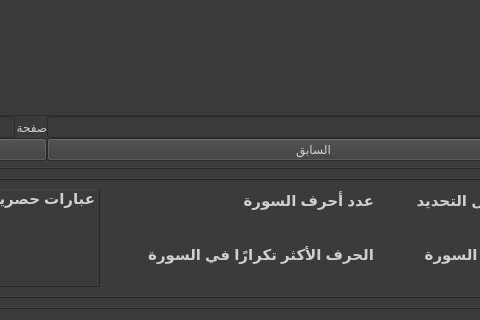
masalha-alaa/quran-counter, file gui/mushaf_view.ui: the form before one commit; both pictures show x 497 to 977 and y 560 to 880 of the 1088 by 880 pixel window.
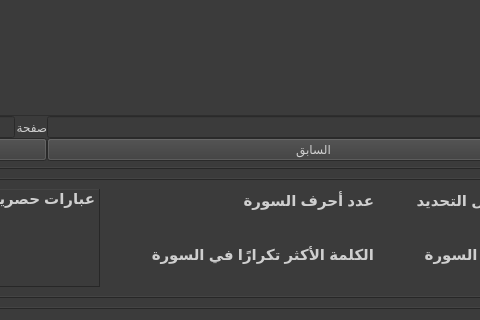
The form after the commit. Icons and pictures are not drawn. Custom widgets are drawn as their Qt base class.

Diff of the .ui file:
```diff
--- a/gui/mushaf_view.ui
+++ b/gui/mushaf_view.ui
@@ -560,7 +560,7 @@
               <string notr="true">font: bold;</string>
              </property>
              <property name="text">
-              <string>الحرف الأكثر تكرارًا في السورة</string>
+              <string>الكلمة الأكثر تكرارًا في السورة</string>
              </property>
             </widget>
            </item>
```
Left out of the diff: 2 changed lines with no effect on the pictures.
